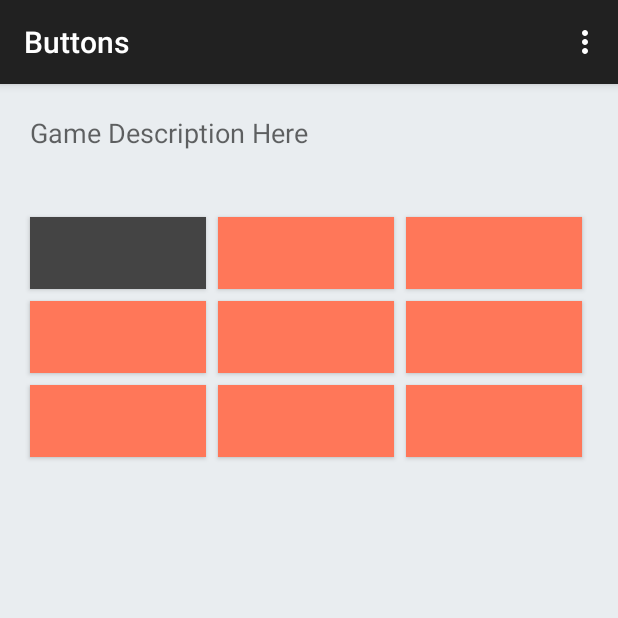
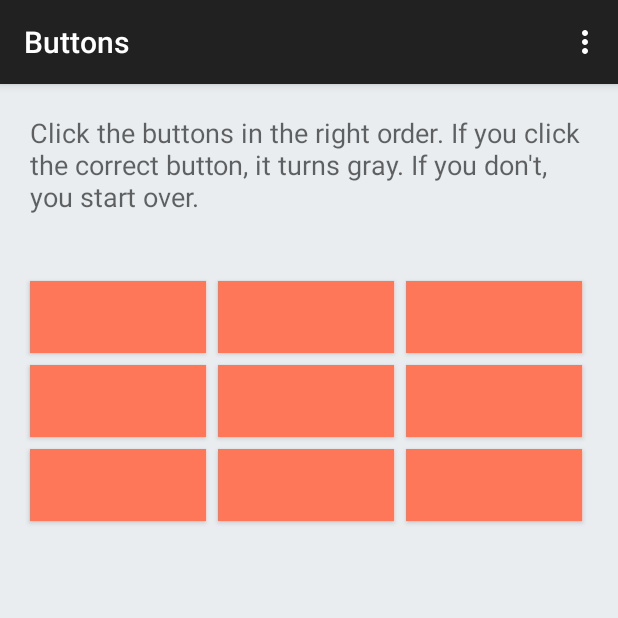
Before and after one commit to lnicolaysen/MemoryButtonGame, an Android app: the screen it shows after launch (MainActivity), after a tap on an icon or button, on a phone screen of 412 x 824 dp, the top half of it. Run offline under Robolectric (Android 15) with nearby library versions, the phone set to English and light mode, and no system bars.

Commit message:
Got game sequence working, added description and play again feature

```diff
--- a/app/src/main/java/edu/augustana/csc490/memorybuttongame/MainActivity.java
+++ b/app/src/main/java/edu/augustana/csc490/memorybuttongame/MainActivity.java
@@ -11,22 +11,36 @@ import android.view.Menu;
 import android.view.MenuItem;
 import android.view.View;
 import android.widget.Button;
+import android.widget.TextView;
 
 
 public class MainActivity extends ActionBarActivity {
 
-    Button button1, button2, button3, button4, button5, button6, button7, button8, button9;
     int device_width;
     Display display;
     Point size;
     int button_width;
     int buttonColor;
+    int clickedColor;
+    Button[] buttons;
     int sequence_index;
+    TextView description;
+    Button playAgain;
     ButtonSequence bSeq;
     @Override
     protected void onCreate(Bundle savedInstanceState) {
         super.onCreate(savedInstanceState);
         setContentView(R.layout.activity_main);
+
+        description = (TextView) findViewById(R.id.textView);
+        buttonColor = Color.argb(255, 255, 119, 89);
+        clickedColor = Color.LTGRAY;
+        sequence_index = 0;
+
+        //create play again button
+        playAgain = (Button) findViewById(R.id.button);
+        playAgain.setVisibility(View.INVISIBLE);
+        playAgain.setOnClickListener(playAgainListener);
 
         //get device width
         display = getWindowManager().getDefaultDisplay();
@@ -34,89 +48,86 @@ public class MainActivity extends ActionBarActivity {
         display.getSize(size);
         device_width = size.x;
 
-        buttonColor = Color.argb(255, 255, 119, 89);
-        sequence_index = 0;
-        //create buttons
+        //create buttons and add to @buttons array
+        buttons = new Button[9];
+        button_width = device_width / 3 - 30;
+        buttons[0] = (Button) findViewById(R.id.button1);
+        buttons[1] = (Button) findViewById(R.id.button2);
+        buttons[2] = (Button) findViewById(R.id.button3);
+        buttons[3] = (Button) findViewById(R.id.button4);
+        buttons[4] = (Button) findViewById(R.id.button5);
+        buttons[5] = (Button) findViewById(R.id.button6);
+        buttons[6] = (Button) findViewById(R.id.button7);
+        buttons[7] = (Button) findViewById(R.id.button8);
+        buttons[8] = (Button) findViewById(R.id.button9);
+
         //set button width to fit any size screen
-        button_width = device_width / 3 - 30;
-        button1 = (Button) findViewById(R.id.button1);
-        button2 = (Button) findViewById(R.id.button2);
-        button3 = (Button) findViewById(R.id.button3);
-        button4 = (Button) findViewById(R.id.button4);
-        button5 = (Button) findViewById(R.id.button5);
-        button6 = (Button) findViewById(R.id.button6);
-        button7 = (Button) findViewById(R.id.button7);
-        button8 = (Button) findViewById(R.id.button8);
-        button9 = (Button) findViewById(R.id.button9);
+        //set click listener
+        for(Button b: buttons){
+            b.setWidth(button_width);
+            b.setOnClickListener(buttonListener);
+        }
 
-        button1.setWidth(button_width);
-        button2.setWidth(button_width);
-        button3.setWidth(button_width);
-        button4.setWidth(button_width);
-        button5.setWidth(button_width);
-        button6.setWidth(button_width);
-        button7.setWidth(button_width);
-        button8.setWidth(button_width);
-        button9.setWidth(button_width);
-        //create and set click listener
-
-        button1.setOnClickListener(buttonListener);
-        button2.setOnClickListener(buttonListener);
-        button3.setOnClickListener(buttonListener);
-        button4.setOnClickListener(buttonListener);
-        button5.setOnClickListener(buttonListener);
-        button6.setOnClickListener(buttonListener);
-        button7.setOnClickListener(buttonListener);
-        button8.setOnClickListener(buttonListener);
-        button9.setOnClickListener(buttonListener);
-
-        //get and test sequence
+        //get and test description
         bSeq = new ButtonSequence();
-        String s = bSeq.toString();
-        Log.d("gameTag", s);
-
+       // String s = bSeq.toString();
+       // Log.d("gameTag", s);
     }
 
     View.OnClickListener buttonListener = new View.OnClickListener() {
         @Override
         public void onClick(View v) {
+            v.setBackgroundColor(clickedColor);
             checkMove(v);
-            //restart if not
-            //increment if yes
-            v.setBackgroundColor(Color.DKGRAY);
 
         }
     };
-    //set button colors back, reset point reached in sequence to 0
+
+    View.OnClickListener playAgainListener = new View.OnClickListener() {
+        @Override
+        public void onClick(View v) {
+            reset();
+            bSeq.randomize();
+            for(Button btn : buttons){
+                btn.setVisibility(View.VISIBLE);
+                }
+            playAgain.setVisibility(View.INVISIBLE);
+            description.setText(R.string.description);
+        }
+    };
+    //set button colors back, reset point reached in description to 0
     public void reset() {
-        button1.setBackgroundColor(buttonColor);
-        button2.setBackgroundColor(buttonColor);
-        button3.setBackgroundColor(buttonColor);
-        button4.setBackgroundColor(buttonColor);
-        button5.setBackgroundColor(buttonColor);
-        button6.setBackgroundColor(buttonColor);
-        button7.setBackgroundColor(buttonColor);
-        button8.setBackgroundColor(buttonColor);
-        button9.setBackgroundColor(buttonColor);
+        try {
+            Thread.sleep(300);
+        } catch (InterruptedException e) {
+            e.printStackTrace();
+        }
+        for(Button btn : buttons)
+        {btn.setBackgroundColor(buttonColor);
+        }
         sequence_index=0;
     }
 
 
     public void increment(){
-        sequence_index++;
+        if(sequence_index <8) {
+            sequence_index++;
+        }else{
+            win();
+        }
     }
 
     public void checkMove(View v){
         Resources res = v.getResources();
         String id = res.getResourceEntryName(v.getId());
         String current = "button" + bSeq.get(sequence_index);
-
-        if(id == current){
+        Log.d("Game", id);
+        Log.d("Game", current);
+        if(id.compareTo(current) == 0){
             increment();
         }else{
             reset();
         }
-
     }
 
 
@@ -126,6 +137,18 @@ public class MainActivity extends ActionBarActivity {
         getMenuInflater().inflate(R.menu.menu_main, menu);
         return true;
     }
+
+    public void win(){
+for(Button btn : buttons){
+    btn.setVisibility(View.INVISIBLE);
+}
+description.setText("You win!");
+playAgain.setVisibility(View.VISIBLE);
+
+    }
+
+
+
 
     @Override
     public boolean onOptionsItemSelected(MenuItem item) {
--- a/app/src/main/res/layout/activity_main.xml
+++ b/app/src/main/res/layout/activity_main.xml
@@ -93,4 +93,14 @@
         android:layout_column="2"
         android:background="#ffff7456" />
 
+    <Button
+        android:layout_width="wrap_content"
+        android:layout_height="wrap_content"
+        android:text="Play Again?"
+        android:id="@+id/button"
+        android:layout_row="4"
+        android:layout_column="0"
+        android:layout_columnSpan="3"
+        android:layout_gravity="center_horizontal" />
+
 </GridLayout>
--- a/app/src/main/res/values/strings.xml
+++ b/app/src/main/res/values/strings.xml
@@ -3,5 +3,5 @@
 
     <string name="hello_world"></string>
     <string name="action_settings">Settings</string>
-    <string name="description">Game Description Here</string>
+    <string name="description">Click the buttons in the right order. If you click the correct button, it turns gray. If you don\'t, you start over.</string>
 </resources>
```
Also changed, not shown: 1 other file.
